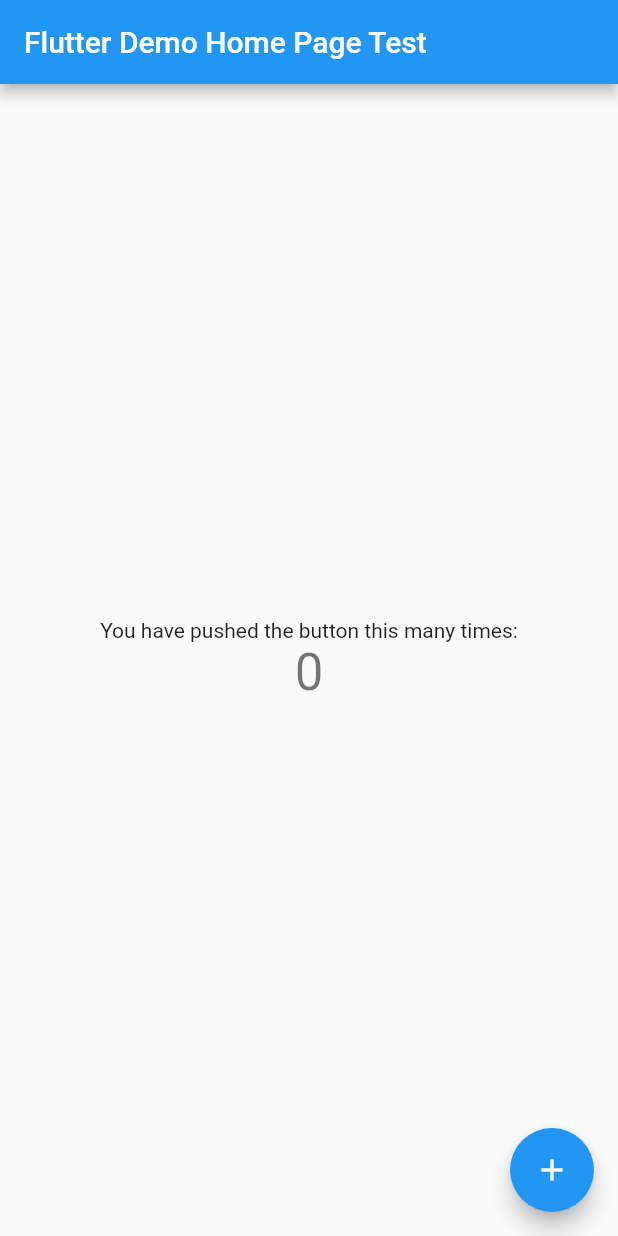
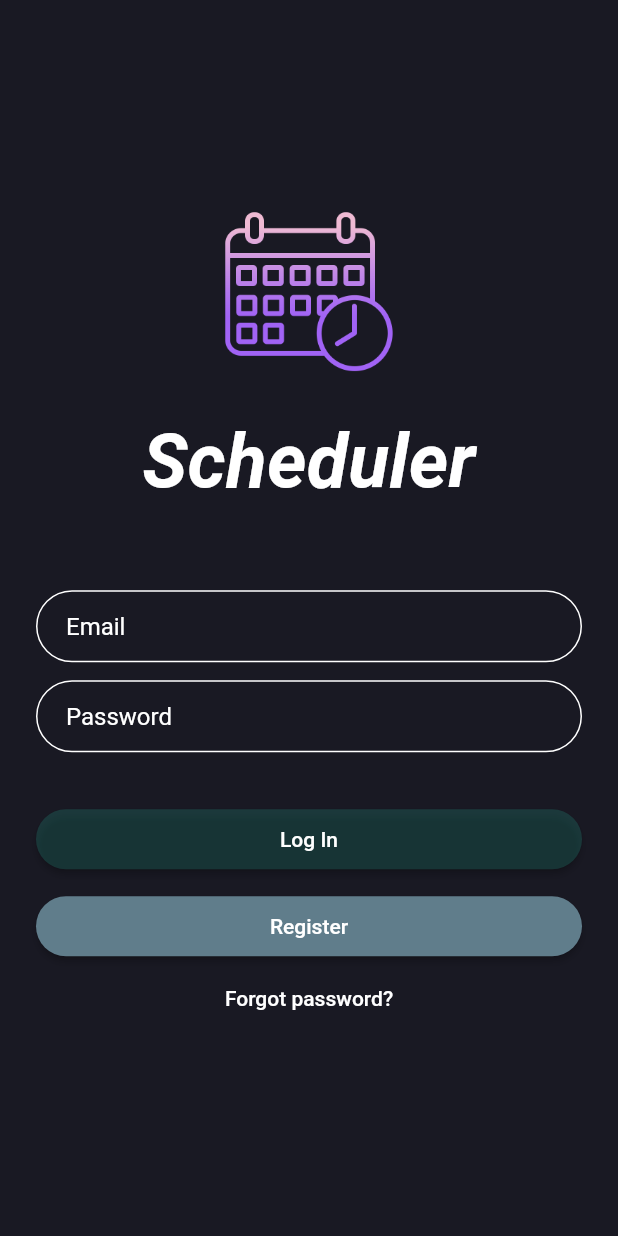
Before and after one commit to XAL-XAL/Scheduler, a Flutter app: the screen it shows after launch, on a phone screen of 412 x 824 dp. Run offline on Flutter 3.47's test engine with Material 2 defaults, Android fonts, the phone set to English and light mode, and no system bars; our stand-ins replace cloud_firestore, firebase_auth, firebase_core; accounts and stored records are empty; Roboto replaces fonts that are missing (Nunito).

Commit message:
added login page

```diff
--- /dev/null
+++ b/lib/colors.dart
@@ -0,0 +1,6 @@
+import 'package:flutter/material.dart';
+
+Color darkTeal = const Color(0x3827ae96);
+Color lightTeal = const Color(0xff53a99a);
+Color darkBackground = const Color.fromARGB(255, 25, 25,35);
+Color lightGrey = const Color(0xffcccccc);
--- /dev/null
+++ b/lib/login_page.dart
@@ -0,0 +1,225 @@
+import 'package:flutter/material.dart';
+import 'package:flutter/services.dart';
+import 'package:firebase_auth/firebase_auth.dart';
+import 'package:scheduler/colors.dart';
+import 'package:scheduler/register_page.dart';
+
+class LoginPage extends StatefulWidget {
+  static String tag = 'login-page';
+
+  const LoginPage({Key? key}) : super(key: key);
+  @override
+  _LoginPageState createState() => _LoginPageState();
+}
+
+class _LoginPageState extends State<LoginPage> {
+  // Create a global key that will uniquely identify the Form widget and allow
+  // us to validate the form
+  //
+  // Note: This is a GlobalKey<FormState>, not a GlobalKey<MyCustomFormState>!
+  final _formKey = GlobalKey<FormState>();
+
+  final FirebaseAuth _firebaseAuth = FirebaseAuth.instance;
+  final TextEditingController emailController = TextEditingController();
+  final TextEditingController passwordController = TextEditingController();
+
+  String _errorMessage = '';
+
+  void onChange() {
+    setState(() {
+      _errorMessage = '';
+    });
+  }
+
+  @override
+  Widget build(BuildContext context) {
+    final node = FocusScope.of(context);
+
+    emailController.addListener(onChange);
+    passwordController.addListener(onChange);
+
+    final logo = Hero(
+      tag: 'Logo',
+      child: CircleAvatar(
+        backgroundColor: Colors.transparent,
+        radius: 60.0,
+        child: Image.asset('assets/logo/pink_logo.png')
+      ),
+    );
+
+    const title = Text(
+      "Scheduler",
+      style: TextStyle(
+        fontStyle: FontStyle.italic,
+        fontSize: 50.0,
+        fontWeight: FontWeight.bold,
+        color: Colors.white,
+      ),
+      textAlign: TextAlign.center,
+    );
+
+    final errorMessage = Padding(
+      padding: const EdgeInsets.all(8.0),
+      child: Text(
+        _errorMessage,
+        style: const TextStyle(fontSize: 14.0, color: Colors.red),
+        textAlign: TextAlign.center,
+      ),
+    );
+
+    final email = TextFormField(
+      validator: (value) {
+        if (value!.isEmpty || !value.contains('@')) {
+          return 'Please enter a valid email.';
+        }
+        return null;
+      },
+      keyboardType: TextInputType.emailAddress,
+      autofocus: false,
+      controller: emailController,
+      decoration: InputDecoration(
+        enabledBorder: OutlineInputBorder(
+          borderRadius: BorderRadius.circular(32.0),
+          borderSide: const BorderSide(
+            color: Colors.white,
+          )
+        ),
+        focusedBorder: OutlineInputBorder(
+            borderRadius: BorderRadius.circular(32.0),
+            borderSide: BorderSide(
+              color: lightTeal,
+            )
+        ),
+        hintText: 'Email',
+        hintStyle: const TextStyle(
+            color: Colors.white
+        ),
+        contentPadding: const EdgeInsets.fromLTRB(20.0, 10.0, 20.0, 10.0),
+      ),
+      textInputAction: TextInputAction.next,
+      onEditingComplete: () => node.nextFocus(),
+    );
+
+    final password = TextFormField(
+      autofocus: false,
+      obscureText: true,
+      controller: passwordController,
+      textInputAction: TextInputAction.done,
+      onFieldSubmitted: (v) {
+        FocusScope.of(context).requestFocus(node);
+      },
+      decoration: InputDecoration(
+        enabledBorder: OutlineInputBorder(
+            borderRadius: BorderRadius.circular(32.0),
+            borderSide: const BorderSide(
+              color: Colors.white,
+            )
+        ),
+        focusedBorder: OutlineInputBorder(
+            borderRadius: BorderRadius.circular(32.0),
+            borderSide: BorderSide(
+              color: lightTeal,
+            )
+        ),
+        hintText: 'Password',
+        hintStyle: const TextStyle(
+            color: Colors.white
+        ),
+        contentPadding: const EdgeInsets.fromLTRB(20.0, 10.0, 20.0, 10.0),
+      ),
+    );
+
+    final loginButton = Padding(
+      padding: const EdgeInsets.symmetric(vertical: 10.0),
+      child: RaisedButton(
+        shape: RoundedRectangleBorder(
+          borderRadius: BorderRadius.circular(24),
+        ),
+        onPressed: () {
+          /*if (_formKey.currentState.validate()) {
+            signIn(emailController.text, passwordController.text)
+                .then((uid) => {Navigator.of(context).pushNamed(HomePage.tag)})
+                .catchError((error) => {processError(error)});
+          }*/
+        },
+        padding: const EdgeInsets.all(12),
+        color: darkTeal,
+        child: const Text('Log In', style: TextStyle(color: Colors.white)),
+      ),
+    );
+
+    final forgotLabel = FlatButton(
+      child: const Text(
+        'Forgot password?',
+        style: TextStyle(color: Colors.white),
+      ),
+      onPressed: () {},
+    );
+
+    final registerButton = Padding(
+      padding: EdgeInsets.zero,
+      child: RaisedButton(
+        shape: RoundedRectangleBorder(
+          borderRadius: BorderRadius.circular(24),
+        ),
+        onPressed: () {
+          Navigator.of(context).pushNamed(RegisterPage.tag);
+        },
+        padding: const EdgeInsets.all(12),
+        color: Colors.blueGrey,
+        child: const Text('Register', style: TextStyle(color: Colors.white)),
+      ),
+    );
+
+    return Scaffold(
+        backgroundColor: darkBackground,
+        body: Center(
+          child: Form(
+            key: _formKey,
+            child: ListView(
+              shrinkWrap: true,
+              padding: const EdgeInsets.only(left: 24.0, right: 24.0),
+              children: <Widget>[
+                logo,
+                const SizedBox(height: 24.0),
+                title,
+                const SizedBox(height: 12.0),
+                errorMessage,
+                const SizedBox(height: 12.0),
+                email,
+                const SizedBox(height: 12.0),
+                password,
+                const SizedBox(height: 24.0),
+                loginButton,
+                registerButton,
+                forgotLabel
+              ],
+            ),
+          ),
+        ));
+  }
+
+  /*
+  Future<String> signIn(final String email, final String password) async {
+    FirebaseUser user = await _firebaseAuth.signInWithEmailAndPassword(
+        email: email, password: password);
+    return user.uid;
+  }*/
+
+  void processError(final PlatformException error) {
+    if (error.code == "ERROR_USER_NOT_FOUND") {
+      setState(() {
+        _errorMessage = "Unable to find user. Please register.";
+      });
+    } else if (error.code == "ERROR_WRONG_PASSWORD") {
+      setState(() {
+        _errorMessage = "Incorrect password.";
+      });
+    } else {
+      setState(() {
+        _errorMessage =
+        "There was an error logging in. Please try again later.";
+      });
+    }
+  }
+}
--- a/lib/main.dart
+++ b/lib/main.dart
@@ -1,108 +1,42 @@
 import 'package:flutter/material.dart';
 import 'package:firebase_core/firebase_core.dart';
+//import 'package:scheduler/register_page.dart';
+
+import 'login_page.dart';
 
 Future<void> main() async {
   WidgetsFlutterBinding.ensureInitialized();
   await Firebase.initializeApp();
-  runApp(const MyApp());
+  runApp(MyApp());
 }
 
 class MyApp extends StatelessWidget {
-  const MyApp({Key? key}) : super(key: key);
-  // This widget is the root of your application.
+  final routes = <String, WidgetBuilder>{
+    LoginPage.tag: (context) => LoginPage(),
+    //RegisterPage.tag: (context) => RegisterPage(),
+  };
+
   @override
   Widget build(BuildContext context) {
-    return MaterialApp(
-      title: 'Flutter Demo',
-      theme: ThemeData(
-        primarySwatch: Colors.blue,
-      ),
-      home: const MyHomePage(title: 'Flutter Demo Home Page Test'),
+    return GestureDetector(
+      onTap: () {
+        FocusScope.of(context).requestFocus(new FocusNode());
+      },
+      child: MaterialApp(
+          title: 'Flutter Demo',
+          theme: ThemeData(
+            primarySwatch: Colors.blue,
+          ),
+          home: MaterialApp(
+            title: 'Login',
+            debugShowCheckedModeBanner: false,
+            theme: ThemeData(
+              primarySwatch: Colors.lightBlue,
+              fontFamily: 'Nunito',
+            ),
+            home: LoginPage(),
+            routes: routes,
+          )),
     );
   }
 }
-
-class MyHomePage extends StatefulWidget {
-  const MyHomePage({Key? key, required this.title}) : super(key: key);
-
-  // This widget is the home page of your application. It is stateful, meaning
-  // that it has a State object (defined below) that contains fields that affect
-  // how it looks.
-
-  // This class is the configuration for the state. It holds the values (in this
-  // case the title) provided by the parent (in this case the App widget) and
-  // used by the build method of the State. Fields in a Widget subclass are
-  // always marked "final".
-
-  final String title;
-
-  @override
-  State<MyHomePage> createState() => _MyHomePageState();
-}
-
-class _MyHomePageState extends State<MyHomePage> {
-  int _counter = 0;
-
-  void _incrementCounter() {
-    setState(() {
-      // This call to setState tells the Flutter framework that something has
-      // changed in this State, which causes it to rerun the build method below
-      // so that the display can reflect the updated values. If we changed
-      // _counter without calling setState(), then the build method would not be
-      // called again, and so nothing would appear to happen.
-      _counter++;
-    });
-  }
-
-  @override
-  Widget build(BuildContext context) {
-    // This method is rerun every time setState is called, for instance as done
-    // by the _incrementCounter method above.
-    //
-    // The Flutter framework has been optimized to make rerunning build methods
-    // fast, so that you can just rebuild anything that needs updating rather
-    // than having to individually change instances of widgets.
-    return Scaffold(
-      appBar: AppBar(
-        // Here we take the value from the MyHomePage object that was created by
-        // the App.build method, and use it to set our appbar title.
-        title: Text(widget.title),
-      ),
-      body: Center(
-        // Center is a layout widget. It takes a single child and positions it
-        // in the middle of the parent.
-        child: Column(
-          // Column is also a layout widget. It takes a list of children and
-          // arranges them vertically. By default, it sizes itself to fit its
-          // children horizontally, and tries to be as tall as its parent.
-          //
-          // Invoke "debug painting" (press "p" in the console, choose the
-          // "Toggle Debug Paint" action from the Flutter Inspector in Android
-          // Studio, or the "Toggle Debug Paint" command in Visual Studio Code)
-          // to see the wireframe for each widget.
-          //
-          // Column has various properties to control how it sizes itself and
-          // how it positions its children. Here we use mainAxisAlignment to
-          // center the children vertically; the main axis here is the vertical
-          // axis because Columns are vertical (the cross axis would be
-          // horizontal).
-          mainAxisAlignment: MainAxisAlignment.center,
-          children: <Widget>[
-            const Text(
-              'You have pushed the button this many times:',
-            ),
-            Text(
-              '$_counter',
-              style: Theme.of(context).textTheme.headline4,
-            ),
-          ],
-        ),
-      ),
-      floatingActionButton: FloatingActionButton(
-        onPressed: _incrementCounter,
-        tooltip: 'Increment',
-        child: const Icon(Icons.add),
-      ), // This trailing comma makes auto-formatting nicer for build methods.
-    );
-  }
-}
--- a/pubspec.yaml
+++ b/pubspec.yaml
@@ -16,6 +16,7 @@ dependencies:
 
   cupertino_icons: ^1.0.2
   firebase_core: ^1.20.0
+  firebase_auth: ^3.6.2
   cloud_firestore: ^3.4.3
 
 dev_dependencies:
@@ -34,6 +35,9 @@ flutter:
   # included with your application, so that you can use the icons in
   # the material Icons class.
   uses-material-design: true
+
+  assets:
+    - assets/logo/pink_logo.png
 
   # To add assets to your application, add an assets section, like this:
   # assets:
```
Also changed, not shown: lib/register_page.dart (added, +244 -0 lines), assets/logo/pink_logo.png (added), pubspec.lock.
